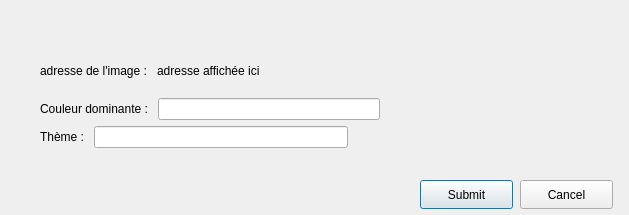
First picture: the form in dataaccess.ui, repository aoryuh/IHM-Projet, before the edit.
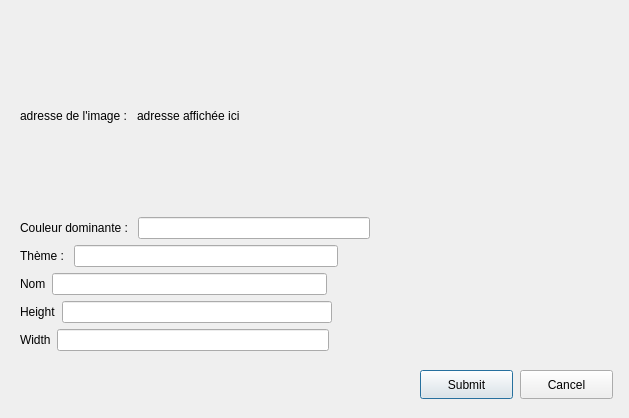
Second picture: the form after the edit.

Commit message: image form 90%

What changed in the file:
```diff
--- a/dataaccess.ui
+++ b/dataaccess.ui
@@ -7,7 +7,7 @@
     <x>0</x>
     <y>0</y>
     <width>629</width>
-    <height>215</height>
+    <height>418</height>
    </rect>
   </property>
   <property name="windowTitle">
@@ -16,10 +16,10 @@
   <widget class="QWidget" name="layoutWidget">
    <property name="geometry">
     <rect>
-     <x>40</x>
-     <y>50</y>
-     <width>561</width>
-     <height>98</height>
+     <x>20</x>
+     <y>20</y>
+     <width>581</width>
+     <height>331</height>
     </rect>
    </property>
    <layout class="QVBoxLayout" name="verticalLayout">
@@ -108,13 +108,94 @@
       </item>
      </layout>
     </item>
+    <item>
+     <layout class="QHBoxLayout" name="horizontalLayout_4">
+      <item>
+       <widget class="QLabel" name="label_5">
+        <property name="text">
+         <string>Nom</string>
+        </property>
+       </widget>
+      </item>
+      <item>
+       <widget class="QLineEdit" name="imageName"/>
+      </item>
+      <item>
+       <spacer name="horizontalSpacer_4">
+        <property name="orientation">
+         <enum>Qt::Horizontal</enum>
+        </property>
+        <property name="sizeHint" stdset="0">
+         <size>
+          <width>40</width>
+          <height>20</height>
+         </size>
+        </property>
+       </spacer>
+      </item>
+     </layout>
+    </item>
+    <item>
+     <layout class="QHBoxLayout" name="horizontalLayout_5">
+      <item>
+       <widget class="QLabel" name="label_6">
+        <property name="text">
+         <string>Height</string>
+        </property>
+       </widget>
+      </item>
+      <item>
+       <widget class="QLineEdit" name="imageHeight"/>
+      </item>
+      <item>
+       <spacer name="horizontalSpacer_5">
+        <property name="orientation">
+         <enum>Qt::Horizontal</enum>
+        </property>
+        <property name="sizeHint" stdset="0">
+         <size>
+          <width>40</width>
+          <height>20</height>
+         </size>
+        </property>
+       </spacer>
+      </item>
+     </layout>
+    </item>
+    <item>
+     <layout class="QHBoxLayout" name="horizontalLayout_6">
+      <item>
+       <widget class="QLabel" name="label_7">
+        <property name="text">
+         <string>Width</string>
+        </property>
+       </widget>
+      </item>
+      <item>
+       <widget class="QLineEdit" name="imageWidth"/>
+      </item>
+      <item>
+       <spacer name="horizontalSpacer_6">
+        <property name="orientation">
+         <enum>Qt::Horizontal</enum>
+        </property>
+        <property name="sizeHint" stdset="0">
+         <size>
+          <width>40</width>
+          <height>20</height>
+         </size>
+        </property>
+       </spacer>
+      </item>
+     </layout>
+    </item>
    </layout>
   </widget>
   <widget class="QPushButton" name="onSubmit">
    <property name="geometry">
     <rect>
      <x>420</x>
-     <y>180</y>
+     <y>370</y>
      <width>93</width>
      <height>29</height>
     </rect>
@@ -127,7 +208,7 @@
    <property name="geometry">
     <rect>
      <x>520</x>
-     <y>180</y>
+     <y>370</y>
      <width>93</width>
      <height>29</height>
     </rect>
```
Left out of the diff: 2 changed lines with no effect on the pictures. The commit also changes 7 other files.
